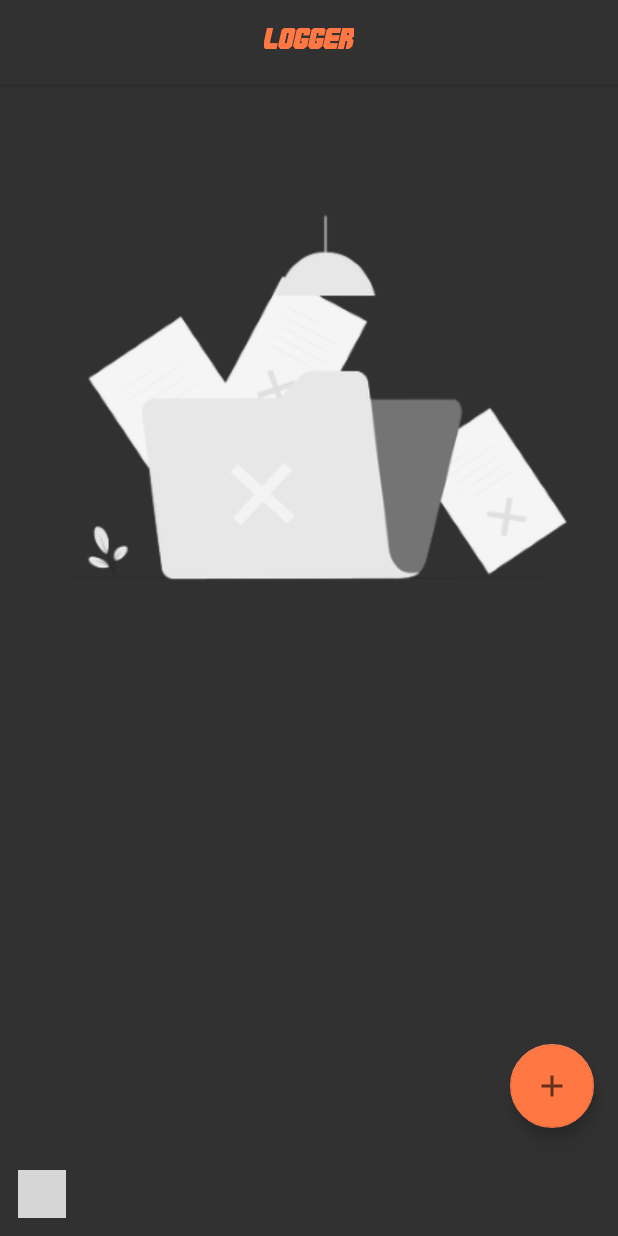
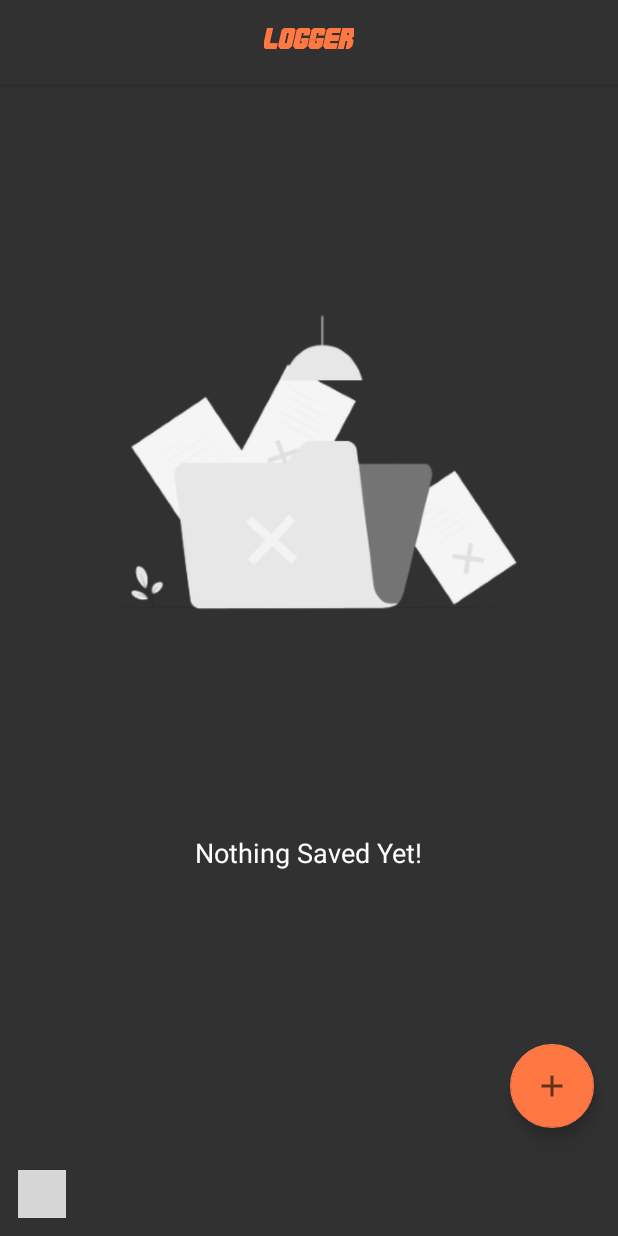
Before and after one commit to ahnaf-m/Logger, an Android app: the screen it shows after launch once a user with an empty profile is signed in (MainActivity), on a phone screen of 412 x 824 dp. Run offline under Robolectric (Android 15) with nearby library versions, the phone set to English and light mode, and no system bars; our stand-ins replace Firebase (no records; nobody signed in at launch, a user with empty details on screens opened directly); libraries missing offline, so code that uses them is left out: com.gauravk.bubblenavigation, com.github.florent37.viewanimator, es.dmoral.toasty, id.ionbit.ionalert; plain views replace BubbleNavigationLinearView, BubbleToggleView; 3 statements that could not run were skipped; grey boxes are pictures that could not be loaded.

Commit message:
Version 1.2 , Empty Activity Resources Added

```diff
--- a/app/build.gradle
+++ b/app/build.gradle
@@ -54,7 +54,6 @@ dependencies {
     implementation 'com.github.oktavianto:ionalert:1.0.4'
     implementation 'com.github.florent37:viewanimator:1.1.0'
     implementation 'com.github.GrenderG:Toasty:1.5.0'
-
     annotationProcessor 'com.github.bumptech.glide:compiler:4.11.0'
     testImplementation 'junit:junit:4.13.1'
     androidTestImplementation 'androidx.test.ext:junit:1.1.2'
--- a/app/src/main/java/com/example/help/Fragments/HomeFragment.java
+++ b/app/src/main/java/com/example/help/Fragments/HomeFragment.java
@@ -123,12 +123,14 @@ public class HomeFragment extends Fragment {
                     Log.d(TAG, "Adapter is not Empty");
                     binding.recyclerView.setVisibility(View.VISIBLE);
                     binding.nothingHere.setVisibility(View.GONE);
+                    binding.nothingHereText.setVisibility(View.GONE);
 
                 } else { // List is empty
                     Log.d(TAG, "Adapter is  Empty");
 
                     binding.recyclerView.setVisibility(View.INVISIBLE);
                     binding.nothingHere.setVisibility(View.VISIBLE);
+                    binding.nothingHereText.setVisibility(View.VISIBLE);
 
                 }
             }
--- a/app/src/main/res/layout/fragment_home.xml
+++ b/app/src/main/res/layout/fragment_home.xml
@@ -38,10 +38,25 @@
             android:scaleType="centerInside"
             android:layout_below="@id/toolbar"
             android:visibility="gone"
+            android:layout_marginTop="40dp"
+            android:layout_marginRight="40dp"
+            android:layout_marginBottom="10dp"
+            android:layout_marginLeft="40dp"
+            android:layout_centerInParent="true"
             />
 
 
-
+        <TextView
+            android:id="@+id/nothing_here_text"
+            android:layout_width="wrap_content"
+            android:layout_height="wrap_content"
+            android:text="Nothing Saved Yet!"
+            android:textAppearance="@style/TextAppearance.AppCompat.Medium"
+            android:textColor="@color/white"
+            android:layout_below="@id/nothing_here"
+            android:visibility="gone"
+            android:layout_centerInParent="true"
+            />
 
         <com.google.android.material.floatingactionbutton.FloatingActionButton
 
```
